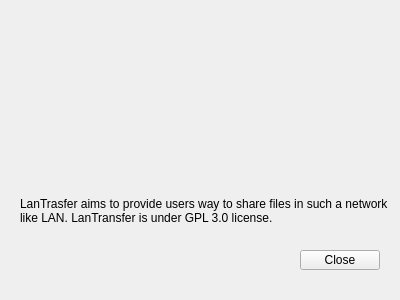
This is gui/about.ui in JerzySpendel/LanTransfer as Qt 5 draws it before an edit. The edited form follows.
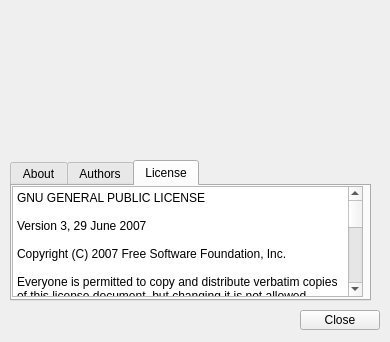
This is the edited form.

Commit message: Added license, authors and about tabs in HELP :) I don't know why label just can't scroll so easy like in edit pane....

What changed in the file:
```diff
--- a/gui/about.ui
+++ b/gui/about.ui
@@ -6,40 +6,18 @@
    <rect>
     <x>0</x>
     <y>0</y>
-    <width>400</width>
-    <height>300</height>
+    <width>390</width>
+    <height>342</height>
    </rect>
   </property>
   <property name="windowTitle">
    <string>Form</string>
   </property>
-  <widget class="QLabel" name="label">
-   <property name="enabled">
-    <bool>true</bool>
-   </property>
-   <property name="geometry">
-    <rect>
-     <x>20</x>
-     <y>190</y>
-     <width>371</width>
-     <height>41</height>
-    </rect>
-   </property>
-   <property name="acceptDrops">
-    <bool>true</bool>
-   </property>
-   <property name="text">
-    <string>LanTrasfer aims to provide users way to share files in such a network like LAN. LanTransfer is under GPL 3.0 license.</string>
-   </property>
-   <property name="wordWrap">
-    <bool>true</bool>
-   </property>
-  </widget>
   <widget class="QPushButton" name="pushButton">
    <property name="geometry">
     <rect>
      <x>300</x>
-     <y>250</y>
+     <y>310</y>
      <width>80</width>
      <height>20</height>
     </rect>
@@ -52,12 +30,292 @@
    <property name="geometry">
     <rect>
      <x>110</x>
-     <y>20</y>
+     <y>0</y>
      <width>181</width>
      <height>151</height>
     </rect>
    </property>
   </widget>
+  <widget class="QTabWidget" name="tabWidget">
+   <property name="geometry">
+    <rect>
+     <x>10</x>
+     <y>160</y>
+     <width>361</width>
+     <height>141</height>
+    </rect>
+   </property>
+   <property name="currentIndex">
+    <number>2</number>
+   </property>
+   <widget class="QWidget" name="about">
+    <attribute name="title">
+     <string>About</string>
+    </attribute>
+    <widget class="QLabel" name="label">
+     <property name="enabled">
+      <bool>true</bool>
+     </property>
+     <property name="geometry">
+      <rect>
+       <x>10</x>
+       <y>10</y>
+       <width>311</width>
+       <height>41</height>
+      </rect>
+     </property>
+     <property name="acceptDrops">
+      <bool>true</bool>
+     </property>
+     <property name="text">
+      <string>LanTransfer is providing user the way to share his files directly to other users. LanTransfer is under GPL 3.0 license.</string>
+     </property>
+     <property name="wordWrap">
+      <bool>true</bool>
+     </property>
+    </widget>
+   </widget>
+   <widget class="QWidget" name="tab">
+    <attribute name="title">
+     <string>Authors</string>
+    </attribute>
+    <widget class="QLabel" name="label_2">
+     <property name="geometry">
+      <rect>
+       <x>10</x>
+       <y>10</y>
+       <width>251</width>
+       <height>16</height>
+      </rect>
+     </property>
+     <property name="text">
+      <string>Jerzy Spendel - founder and programmer.</string>
+     </property>
+    </widget>
+   </widget>
+   <widget class="QWidget" name="tab_2">
+    <attribute name="title">
+     <string>License</string>
+    </attribute>
+    <widget class="QPlainTextEdit" name="plainTextEdit">
+     <property name="geometry">
+      <rect>
+       <x>0</x>
+       <y>0</y>
+       <width>351</width>
+       <height>111</height>
+      </rect>
+     </property>
+     <property name="contextMenuPolicy">
+      <enum>Qt::DefaultContextMenu</enum>
+     </property>
+     <property name="plainText">
+      <string>GNU GENERAL PUBLIC LICENSE
+
+Version 3, 29 June 2007
+
+Copyright (C) 2007 Free Software Foundation, Inc. &lt;http://fsf.org/&gt;
+
+Everyone is permitted to copy and distribute verbatim copies of this license document, but changing it is not allowed.
+Preamble
+
+The GNU General Public License is a free, copyleft license for software and other kinds of works.
+
+The licenses for most software and other practical works are designed to take away your freedom to share and change the works. By contrast, the GNU General Public License is intended to guarantee your freedom to share and change all versions of a program--to make sure it remains free software for all its users. We, the Free Software Foundation, use the GNU General Public License for most of our software; it applies also to any other work released this way by its authors. You can apply it to your programs, too.
+
+When we speak of free software, we are referring to freedom, not price. Our General Public Licenses are designed to make sure that you have the freedom to distribute copies of free software (and charge for them if you wish), that you receive source code or can get it if you want it, that you can change the software or use pieces of it in new free programs, and that you know you can do these things.
+
+To protect your rights, we need to prevent others from denying you these rights or asking you to surrender the rights. Therefore, you have certain responsibilities if you distribute copies of the software, or if you modify it: responsibilities to respect the freedom of others.
+
+For example, if you distribute copies of such a program, whether gratis or for a fee, you must pass on to the recipients the same freedoms that you received. You must make sure that they, too, receive or can get the source code. And you must show them these terms so they know their rights.
+
+Developers that use the GNU GPL protect your rights with two steps: (1) assert copyright on the software, and (2) offer you this License giving you legal permission to copy, distribute and/or modify it.
+
+For the developers' and authors' protection, the GPL clearly explains that there is no warranty for this free software. For both users' and authors' sake, the GPL requires that modified versions be marked as changed, so that their problems will not be attributed erroneously to authors of previous versions.
+
+Some devices are designed to deny users access to install or run modified versions of the software inside them, although the manufacturer can do so. This is fundamentally incompatible with the aim of protecting users' freedom to change the software. The systematic pattern of such abuse occurs in the area of products for individuals to use, which is precisely where it is most unacceptable. Therefore, we have designed this version of the GPL to prohibit the practice for those products. If such problems arise substantially in other domains, we stand ready to extend this provision to those domains in future versions of the GPL, as needed to protect the freedom of users.
+
+Finally, every program is threatened constantly by software patents. States should not allow patents to restrict development and use of software on general-purpose computers, but in those that do, we wish to avoid the special danger that patents applied to a free program could make it effectively proprietary. To prevent this, the GPL assures that patents cannot be used to render the program non-free.
+
+The precise terms and conditions for copying, distribution and modification follow.
+TERMS AND CONDITIONS
+0. Definitions.
+
+“This License” refers to version 3 of the GNU General Public License.
+
+“Copyright” also means copyright-like laws that apply to other kinds of works, such as semiconductor masks.
+
+“The Program” refers to any copyrightable work licensed under this License. Each licensee is addressed as “you”. “Licensees” and “recipients” may be individuals or organizations.
+
+To “modify” a work means to copy from or adapt all or part of the work in a fashion requiring copyright permission, other than the making of an exact copy. The resulting work is called a “modified version” of the earlier work or a work “based on” the earlier work.
+
+A “covered work” means either the unmodified Program or a work based on the Program.
+
+To “propagate” a work means to do anything with it that, without permission, would make you directly or secondarily liable for infringement under applicable copyright law, except executing it on a computer or modifying a private copy. Propagation includes copying, distribution (with or without modification), making available to the public, and in some countries other activities as well.
+
+To “convey” a work means any kind of propagation that enables other parties to make or receive copies. Mere interaction with a user through a computer network, with no transfer of a copy, is not conveying.
+
+An interactive user interface displays “Appropriate Legal Notices” to the extent that it includes a convenient and prominently visible feature that (1) displays an appropriate copyright notice, and (2) tells the user that there is no warranty for the work (except to the extent that warranties are provided), that licensees may convey the work under this License, and how to view a copy of this License. If the interface presents a list of user commands or options, such as a menu, a prominent item in the list meets this criterion.
+1. Source Code.
+
+The “source code” for a work means the preferred form of the work for making modifications to it. “Object code” means any non-source form of a work.
+
+A “Standard Interface” means an interface that either is an official standard defined by a recognized standards body, or, in the case of interfaces specified for a particular programming language, one that is widely used among developers working in that language.
+
+The “System Libraries” of an executable work include anything, other than the work as a whole, that (a) is included in the normal form of packaging a Major Component, but which is not part of that Major Component, and (b) serves only to enable use of the work with that Major Component, or to implement a Standard Interface for which an implementation is available to the public in source code form. A “Major Component”, in this context, means a major essential component (kernel, window system, and so on) of the specific operating system (if any) on which the executable work runs, or a compiler used to produce the work, or an object code interpreter used to run it.
+
+The “Corresponding Source” for a work in object code form means all the source code needed to generate, install, and (for an executable work) run the object code and to modify the work, including scripts to control those activities. However, it does not include the work's System Libraries, or general-purpose tools or generally available free programs which are used unmodified in performing those activities but which are not part of the work. For example, Corresponding Source includes interface definition files associated with source files for the work, and the source code for shared libraries and dynamically linked subprograms that the work is specifically designed to require, such as by intimate data communication or control flow between those subprograms and other parts of the work.
+
+The Corresponding Source need not include anything that users can regenerate automatically from other parts of the Corresponding Source.
+
+The Corresponding Source for a work in source code form is that same work.
+2. Basic Permissions.
+
+All rights granted under this License are granted for the term of copyright on the Program, and are irrevocable provided the stated conditions are met. This License explicitly affirms your unlimited permission to run the unmodified Program. The output from running a covered work is covered by this License only if the output, given its content, constitutes a covered work. This License acknowledges your rights of fair use or other equivalent, as provided by copyright law.
+
+You may make, run and propagate covered works that you do not convey, without conditions so long as your license otherwise remains in force. You may convey covered works to others for the sole purpose of having them make modifications exclusively for you, or provide you with facilities for running those works, provided that you comply with the terms of this License in conveying all material for which you do not control copyright. Those thus making or running the covered works for you must do so exclusively on your behalf, under your direction and control, on terms that prohibit them from making any copies of your copyrighted material outside their relationship with you.
+
+Conveying under any other circumstances is permitted solely under the conditions stated below. Sublicensing is not allowed; section 10 makes it unnecessary.
+3. Protecting Users' Legal Rights From Anti-Circumvention Law.
+
+No covered work shall be deemed part of an effective technological measure under any applicable law fulfilling obligations under article 11 of the WIPO copyright treaty adopted on 20 December 1996, or similar laws prohibiting or restricting circumvention of such measures.
+
+When you convey a covered work, you waive any legal power to forbid circumvention of technological measures to the extent such circumvention is effected by exercising rights under this License with respect to the covered work, and you disclaim any intention to limit operation or modification of the work as a means of enforcing, against the work's users, your or third parties' legal rights to forbid circumvention of technological measures.
+4. Conveying Verbatim Copies.
+
+You may convey verbatim copies of the Program's source code as you receive it, in any medium, provided that you conspicuously and appropriately publish on each copy an appropriate copyright notice; keep intact all notices stating that this License and any non-permissive terms added in accord with section 7 apply to the code; keep intact all notices of the absence of any warranty; and give all recipients a copy of this License along with the Program.
+
+You may charge any price or no price for each copy that you convey, and you may offer support or warranty protection for a fee.
+5. Conveying Modified Source Versions.
+
+You may convey a work based on the Program, or the modifications to produce it from the Program, in the form of source code under the terms of section 4, provided that you also meet all of these conditions:
+
+    a) The work must carry prominent notices stating that you modified it, and giving a relevant date.
+    b) The work must carry prominent notices stating that it is released under this License and any conditions added under section 7. This requirement modifies the requirement in section 4 to “keep intact all notices”.
+    c) You must license the entire work, as a whole, under this License to anyone who comes into possession of a copy. This License will therefore apply, along with any applicable section 7 additional terms, to the whole of the work, and all its parts, regardless of how they are packaged. This License gives no permission to license the work in any other way, but it does not invalidate such permission if you have separately received it.
+    d) If the work has interactive user interfaces, each must display Appropriate Legal Notices; however, if the Program has interactive interfaces that do not display Appropriate Legal Notices, your work need not make them do so.
+
+A compilation of a covered work with other separate and independent works, which are not by their nature extensions of the covered work, and which are not combined with it such as to form a larger program, in or on a volume of a storage or distribution medium, is called an “aggregate” if the compilation and its resulting copyright are not used to limit the access or legal rights of the compilation's users beyond what the individual works permit. Inclusion of a covered work in an aggregate does not cause this License to apply to the other parts of the aggregate.
+6. Conveying Non-Source Forms.
+
+You may convey a covered work in object code form under the terms of sections 4 and 5, provided that you also convey the machine-readable Corresponding Source under the terms of this License, in one of these ways:
+
+    a) Convey the object code in, or embodied in, a physical product (including a physical distribution medium), accompanied by the Corresponding Source fixed on a durable physical medium customarily used for software interchange.
+    b) Convey the object code in, or embodied in, a physical product (including a physical distribution medium), accompanied by a written offer, valid for at least three years and valid for as long as you offer spare parts or customer support for that product model, to give anyone who possesses the object code either (1) a copy of the Corresponding Source for all the software in the product that is covered by this License, on a durable physical medium customarily used for software interchange, for a price no more than your reasonable cost of physically performing this conveying of source, or (2) access to copy the Corresponding Source from a network server at no charge.
+    c) Convey individual copies of the object code with a copy of the written offer to provide the Corresponding Source. This alternative is allowed only occasionally and noncommercially, and only if you received the object code with such an offer, in accord with subsection 6b.
+    d) Convey the object code by offering access from a designated place (gratis or for a charge), and offer equivalent access to the Corresponding Source in the same way through the same place at no further charge. You need not require recipients to copy the Corresponding Source along with the object code. If the place to copy the object code is a network server, the Corresponding Source may be on a different server (operated by you or a third party) that supports equivalent copying facilities, provided you maintain clear directions next to the object code saying where to find the Corresponding Source. Regardless of what server hosts the Corresponding Source, you remain obligated to ensure that it is available for as long as needed to satisfy these requirements.
+    e) Convey the object code using peer-to-peer transmission, provided you inform other peers where the object code and Corresponding Source of the work are being offered to the general public at no charge under subsection 6d.
+
+A separable portion of the object code, whose source code is excluded from the Corresponding Source as a System Library, need not be included in conveying the object code work.
+
+A “User Product” is either (1) a “consumer product”, which means any tangible personal property which is normally used for personal, family, or household purposes, or (2) anything designed or sold for incorporation into a dwelling. In determining whether a product is a consumer product, doubtful cases shall be resolved in favor of coverage. For a particular product received by a particular user, “normally used” refers to a typical or common use of that class of product, regardless of the status of the particular user or of the way in which the particular user actually uses, or expects or is expected to use, the product. A product is a consumer product regardless of whether the product has substantial commercial, industrial or non-consumer uses, unless such uses represent the only significant mode of use of the product.
+
+“Installation Information” for a User Product means any methods, procedures, authorization keys, or other information required to install and execute modified versions of a covered work in that User Product from a modified version of its Corresponding Source. The information must suffice to ensure that the continued functioning of the modified object code is in no case prevented or interfered with solely because modification has been made.
+
+If you convey an object code work under this section in, or with, or specifically for use in, a User Product, and the conveying occurs as part of a transaction in which the right of possession and use of the User Product is transferred to the recipient in perpetuity or for a fixed term (regardless of how the transaction is characterized), the Corresponding Source conveyed under this section must be accompanied by the Installation Information. But this requirement does not apply if neither you nor any third party retains the ability to install modified object code on the User Product (for example, the work has been installed in ROM).
+
+The requirement to provide Installation Information does not include a requirement to continue to provide support service, warranty, or updates for a work that has been modified or installed by the recipient, or for the User Product in which it has been modified or installed. Access to a network may be denied when the modification itself materially and adversely affects the operation of the network or violates the rules and protocols for communication across the network.
+
+Corresponding Source conveyed, and Installation Information provided, in accord with this section must be in a format that is publicly documented (and with an implementation available to the public in source code form), and must require no special password or key for unpacking, reading or copying.
+7. Additional Terms.
+
+“Additional permissions” are terms that supplement the terms of this License by making exceptions from one or more of its conditions. Additional permissions that are applicable to the entire Program shall be treated as though they were included in this License, to the extent that they are valid under applicable law. If additional permissions apply only to part of the Program, that part may be used separately under those permissions, but the entire Program remains governed by this License without regard to the additional permissions.
+
+When you convey a copy of a covered work, you may at your option remove any additional permissions from that copy, or from any part of it. (Additional permissions may be written to require their own removal in certain cases when you modify the work.) You may place additional permissions on material, added by you to a covered work, for which you have or can give appropriate copyright permission.
+
+Notwithstanding any other provision of this License, for material you add to a covered work, you may (if authorized by the copyright holders of that material) supplement the terms of this License with terms:
+
+    a) Disclaiming warranty or limiting liability differently from the terms of sections 15 and 16 of this License; or
+    b) Requiring preservation of specified reasonable legal notices or author attributions in that material or in the Appropriate Legal Notices displayed by works containing it; or
+    c) Prohibiting misrepresentation of the origin of that material, or requiring that modified versions of such material be marked in reasonable ways as different from the original version; or
+    d) Limiting the use for publicity purposes of names of licensors or authors of the material; or
+    e) Declining to grant rights under trademark law for use of some trade names, trademarks, or service marks; or
+    f) Requiring indemnification of licensors and authors of that material by anyone who conveys the material (or modified versions of it) with contractual assumptions of liability to the recipient, for any liability that these contractual assumptions directly impose on those licensors and authors.
+
+All other non-permissive additional terms are considered “further restrictions” within the meaning of section 10. If the Program as you received it, or any part of it, contains a notice stating that it is governed by this License along with a term that is a further restriction, you may remove that term. If a license document contains a further restriction but permits relicensing or conveying under this License, you may add to a covered work material governed by the terms of that license document, provided that the further restriction does not survive such relicensing or conveying.
+
+If you add terms to a covered work in accord with this section, you must place, in the relevant source files, a statement of the additional terms that apply to those files, or a notice indicating where to find the applicable terms.
+
+Additional terms, permissive or non-permissive, may be stated in the form of a separately written license, or stated as exceptions; the above requirements apply either way.
+8. Termination.
+
+You may not propagate or modify a covered work except as expressly provided under this License. Any attempt otherwise to propagate or modify it is void, and will automatically terminate your rights under this License (including any patent licenses granted under the third paragraph of section 11).
+
+However, if you cease all violation of this License, then your license from a particular copyright holder is reinstated (a) provisionally, unless and until the copyright holder explicitly and finally terminates your license, and (b) permanently, if the copyright holder fails to notify you of the violation by some reasonable means prior to 60 days after the cessation.
+
+Moreover, your license from a particular copyright holder is reinstated permanently if the copyright holder notifies you of the violation by some reasonable means, this is the first time you have received notice of violation of this License (for any work) from that copyright holder, and you cure the violation prior to 30 days after your receipt of the notice.
+
+Termination of your rights under this section does not terminate the licenses of parties who have received copies or rights from you under this License. If your rights have been terminated and not permanently reinstated, you do not qualify to receive new licenses for the same material under section 10.
+9. Acceptance Not Required for Having Copies.
+
+You are not required to accept this License in order to receive or run a copy of the Program. Ancillary propagation of a covered work occurring solely as a consequence of using peer-to-peer transmission to receive a copy likewise does not require acceptance. However, nothing other than this License grants you permission to propagate or modify any covered work. These actions infringe copyright if you do not accept this License. Therefore, by modifying or propagating a covered work, you indicate your acceptance of this License to do so.
+10. Automatic Licensing of Downstream Recipients.
+
+Each time you convey a covered work, the recipient automatically receives a license from the original licensors, to run, modify and propagate that work, subject to this License. You are not responsible for enforcing compliance by third parties with this License.
+
+An “entity transaction” is a transaction transferring control of an organization, or substantially all assets of one, or subdividing an organization, or merging organizations. If propagation of a covered work results from an entity transaction, each party to that transaction who receives a copy of the work also receives whatever licenses to the work the party's predecessor in interest had or could give under the previous paragraph, plus a right to possession of the Corresponding Source of the work from the predecessor in interest, if the predecessor has it or can get it with reasonable efforts.
+
+You may not impose any further restrictions on the exercise of the rights granted or affirmed under this License. For example, you may not impose a license fee, royalty, or other charge for exercise of rights granted under this License, and you may not initiate litigation (including a cross-claim or counterclaim in a lawsuit) alleging that any patent claim is infringed by making, using, selling, offering for sale, or importing the Program or any portion of it.
+11. Patents.
+
+A “contributor” is a copyright holder who authorizes use under this License of the Program or a work on which the Program is based. The work thus licensed is called the contributor's “contributor version”.
+
+A contributor's “essential patent claims” are all patent claims owned or controlled by the contributor, whether already acquired or hereafter acquired, that would be infringed by some manner, permitted by this License, of making, using, or selling its contributor version, but do not include claims that would be infringed only as a consequence of further modification of the contributor version. For purposes of this definition, “control” includes the right to grant patent sublicenses in a manner consistent with the requirements of this License.
+
+Each contributor grants you a non-exclusive, worldwide, royalty-free patent license under the contributor's essential patent claims, to make, use, sell, offer for sale, import and otherwise run, modify and propagate the contents of its contributor version.
+
+In the following three paragraphs, a “patent license” is any express agreement or commitment, however denominated, not to enforce a patent (such as an express permission to practice a patent or covenant not to sue for patent infringement). To “grant” such a patent license to a party means to make such an agreement or commitment not to enforce a patent against the party.
+
+If you convey a covered work, knowingly relying on a patent license, and the Corresponding Source of the work is not available for anyone to copy, free of charge and under the terms of this License, through a publicly available network server or other readily accessible means, then you must either (1) cause the Corresponding Source to be so available, or (2) arrange to deprive yourself of the benefit of the patent license for this particular work, or (3) arrange, in a manner consistent with the requirements of this License, to extend the patent license to downstream recipients. “Knowingly relying” means you have actual knowledge that, but for the patent license, your conveying the covered work in a country, or your recipient's use of the covered work in a country, would infringe one or more identifiable patents in that country that you have reason to believe are valid.
+
+If, pursuant to or in connection with a single transaction or arrangement, you convey, or propagate by procuring conveyance of, a covered work, and grant a patent license to some of the parties receiving the covered work authorizing them to use, propagate, modify or convey a specific copy of the covered work, then the patent license you grant is automatically extended to all recipients of the covered work and works based on it.
+
+A patent license is “discriminatory” if it does not include within the scope of its coverage, prohibits the exercise of, or is conditioned on the non-exercise of one or more of the rights that are specifically granted under this License. You may not convey a covered work if you are a party to an arrangement with a third party that is in the business of distributing software, under which you make payment to the third party based on the extent of your activity of conveying the work, and under which the third party grants, to any of the parties who would receive the covered work from you, a discriminatory patent license (a) in connection with copies of the covered work conveyed by you (or copies made from those copies), or (b) primarily for and in connection with specific products or compilations that contain the covered work, unless you entered into that arrangement, or that patent license was granted, prior to 28 March 2007.
+
+Nothing in this License shall be construed as excluding or limiting any implied license or other defenses to infringement that may otherwise be available to you under applicable patent law.
+12. No Surrender of Others' Freedom.
+
+If conditions are imposed on you (whether by court order, agreement or otherwise) that contradict the conditions of this License, they do not excuse you from the conditions of this License. If you cannot convey a covered work so as to satisfy simultaneously your obligations under this License and any other pertinent obligations, then as a consequence you may not convey it at all. For example, if you agree to terms that obligate you to collect a royalty for further conveying from those to whom you convey the Program, the only way you could satisfy both those terms and this License would be to refrain entirely from conveying the Program.
+13. Use with the GNU Affero General Public License.
+
+Notwithstanding any other provision of this License, you have permission to link or combine any covered work with a work licensed under version 3 of the GNU Affero General Public License into a single combined work, and to convey the resulting work. The terms of this License will continue to apply to the part which is the covered work, but the special requirements of the GNU Affero General Public License, section 13, concerning interaction through a network will apply to the combination as such.
+14. Revised Versions of this License.
+
+The Free Software Foundation may publish revised and/or new versions of the GNU General Public License from time to time. Such new versions will be similar in spirit to the present version, but may differ in detail to address new problems or concerns.
+
+Each version is given a distinguishing version number. If the Program specifies that a certain numbered version of the GNU General Public License “or any later version” applies to it, you have the option of following the terms and conditions either of that numbered version or of any later version published by the Free Software Foundation. If the Program does not specify a version number of the GNU General Public License, you may choose any version ever published by the Free Software Foundation.
+
+If the Program specifies that a proxy can decide which future versions of the GNU General Public License can be used, that proxy's public statement of acceptance of a version permanently authorizes you to choose that version for the Program.
+
+Later license versions may give you additional or different permissions. However, no additional obligations are imposed on any author or copyright holder as a result of your choosing to follow a later version.
+15. Disclaimer of Warranty.
+
+THERE IS NO WARRANTY FOR THE PROGRAM, TO THE EXTENT PERMITTED BY APPLICABLE LAW. EXCEPT WHEN OTHERWISE STATED IN WRITING THE COPYRIGHT HOLDERS AND/OR OTHER PARTIES PROVIDE THE PROGRAM “AS IS” WITHOUT WARRANTY OF ANY KIND, EITHER EXPRESSED OR IMPLIED, INCLUDING, BUT NOT LIMITED TO, THE IMPLIED WARRANTIES OF MERCHANTABILITY AND FITNESS FOR A PARTICULAR PURPOSE. THE ENTIRE RISK AS TO THE QUALITY AND PERFORMANCE OF THE PROGRAM IS WITH YOU. SHOULD THE PROGRAM PROVE DEFECTIVE, YOU ASSUME THE COST OF ALL NECESSARY SERVICING, REPAIR OR CORRECTION.
+16. Limitation of Liability.
+
+IN NO EVENT UNLESS REQUIRED BY APPLICABLE LAW OR AGREED TO IN WRITING WILL ANY COPYRIGHT HOLDER, OR ANY OTHER PARTY WHO MODIFIES AND/OR CONVEYS THE PROGRAM AS PERMITTED ABOVE, BE LIABLE TO YOU FOR DAMAGES, INCLUDING ANY GENERAL, SPECIAL, INCIDENTAL OR CONSEQUENTIAL DAMAGES ARISING OUT OF THE USE OR INABILITY TO USE THE PROGRAM (INCLUDING BUT NOT LIMITED TO LOSS OF DATA OR DATA BEING RENDERED INACCURATE OR LOSSES SUSTAINED BY YOU OR THIRD PARTIES OR A FAILURE OF THE PROGRAM TO OPERATE WITH ANY OTHER PROGRAMS), EVEN IF SUCH HOLDER OR OTHER PARTY HAS BEEN ADVISED OF THE POSSIBILITY OF SUCH DAMAGES.
+17. Interpretation of Sections 15 and 16.
+
+If the disclaimer of warranty and limitation of liability provided above cannot be given local legal effect according to their terms, reviewing courts shall apply local law that most closely approximates an absolute waiver of all civil liability in connection with the Program, unless a warranty or assumption of liability accompanies a copy of the Program in return for a fee.
+
+END OF TERMS AND CONDITIONS
+How to Apply These Terms to Your New Programs
+
+If you develop a new program, and you want it to be of the greatest possible use to the public, the best way to achieve this is to make it free software which everyone can redistribute and change under these terms.
+
+To do so, attach the following notices to the program. It is safest to attach them to the start of each source file to most effectively state the exclusion of warranty; and each file should have at least the “copyright” line and a pointer to where the full notice is found.
+
+    LanTransfer - sharing with pleasure.
+    Copyright (C) 2013 Jerzy Spendel
+
+    This program is free software: you can redistribute i</string>
+     </property>
+     <property name="overwriteMode">
+      <bool>false</bool>
+     </property>
+    </widget>
+   </widget>
+  </widget>
  </widget>
  <resources/>
  <connections/>
```
The commit also changes 9 other files.
